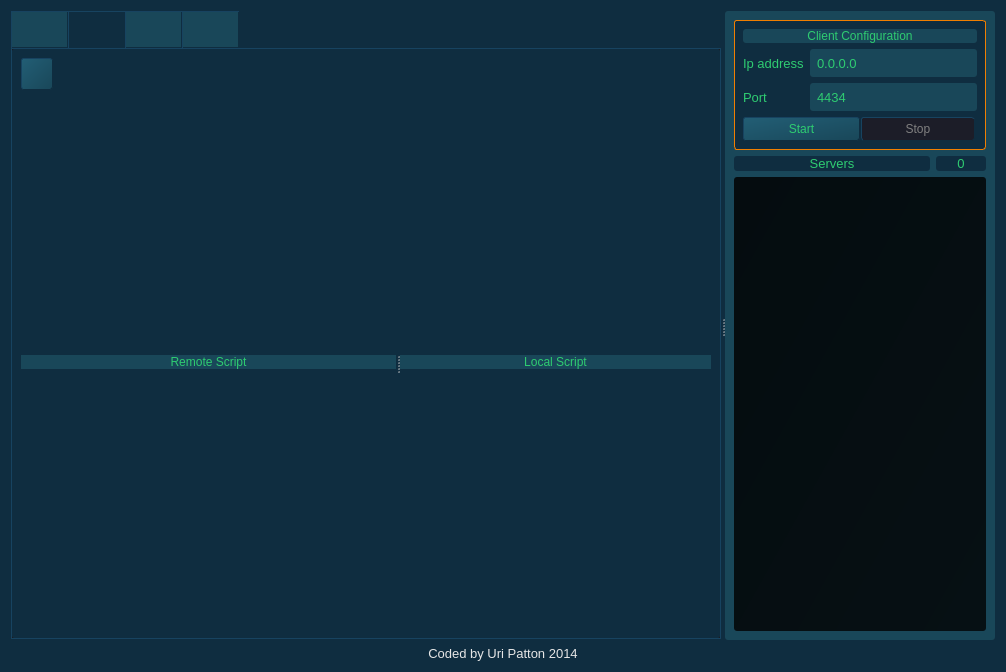
First picture: the form in SOURCE/GUI.ui, repository pavliqs/Mirakuru, before the edit.
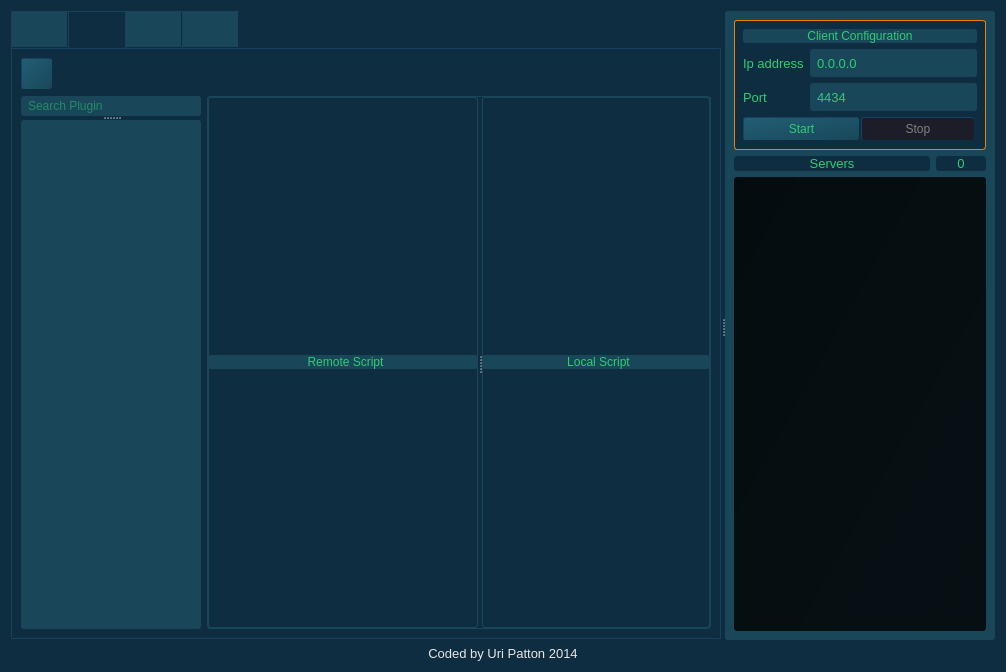
Second picture: the form after the edit. The open tabs and pages were chosen to show the change. Icons and pictures are not drawn.

Commit message: add plugins list & search widgets

Diff of the .ui file:
```diff
--- a/SOURCE/GUI.ui
+++ b/SOURCE/GUI.ui
@@ -180,7 +180,143 @@
           <string/>
          </attribute>
          <layout class="QGridLayout" name="gridLayout_2">
-          <item row="0" column="0">
+          <item row="1" column="0">
+           <widget class="QSplitter" name="plugins">
+            <property name="minimumSize">
+             <size>
+              <width>180</width>
+              <height>0</height>
+             </size>
+            </property>
+            <property name="maximumSize">
+             <size>
+              <width>180</width>
+              <height>16777215</height>
+             </size>
+            </property>
+            <property name="orientation">
+             <enum>Qt::Vertical</enum>
+            </property>
+            <widget class="QLineEdit" name="pluginsSearchEdit">
+             <property name="maximumSize">
+              <size>
+               <width>16777215</width>
+               <height>20</height>
+              </size>
+             </property>
+             <property name="styleSheet">
+              <string notr="true">background-color:#194759;
+border: none;
+padding-left: 5px;</string>
+             </property>
+             <property name="text">
+              <string/>
+             </property>
+             <property name="placeholderText">
+              <string>Search Plugin</string>
+             </property>
+            </widget>
+            <widget class="QListWidget" name="pluginsList">
+             <property name="maximumSize">
+              <size>
+               <width>180</width>
+               <height>16777215</height>
+              </size>
+             </property>
+             <property name="styleSheet">
+              <string notr="true">background-color:#194759;
+border: none;
+padding-left: 5px;</string>
+             </property>
+            </widget>
+           </widget>
+          </item>
+          <item row="1" column="1">
+           <widget class="QSplitter" name="splitter">
+            <property name="styleSheet">
+             <string notr="true">border: 1px solid;
+border-color:#194759;</string>
+            </property>
+            <property name="orientation">
+             <enum>Qt::Horizontal</enum>
+            </property>
+            <widget class="QWidget" name="layoutWidget">
+             <layout class="QVBoxLayout" name="verticalLayout">
+              <item>
+               <widget class="QLabel" name="remoteScriptLabel">
+                <property name="minimumSize">
+                 <size>
+                  <width>0</width>
+                  <height>14</height>
+                 </size>
+                </property>
+                <property name="maximumSize">
+                 <size>
+                  <width>16777215</width>
+                  <height>14</height>
+                 </size>
+                </property>
+                <property name="styleSheet">
+                 <string notr="true">background-color:#194759;
+border: none;
+padding-left: 5px;</string>
+                </property>
+                <property name="text">
+                 <string>Remote Script</string>
+                </property>
+                <property name="textFormat">
+                 <enum>Qt::AutoText</enum>
+                </property>
+                <property name="alignment">
+                 <set>Qt::AlignCenter</set>
+                </property>
+               </widget>
+              </item>
+              <item>
+               <layout class="QVBoxLayout" name="LeditorLayout"/>
+              </item>
+             </layout>
+            </widget>
+            <widget class="QWidget" name="layoutWidget">
+             <layout class="QVBoxLayout" name="verticalLayout_2">
+              <item>
+               <widget class="QLabel" name="localScriptLabel">
+                <property name="minimumSize">
+                 <size>
+                  <width>0</width>
+                  <height>14</height>
+                 </size>
+                </property>
+                <property name="maximumSize">
+                 <size>
+                  <width>16777215</width>
+                  <height>14</height>
+                 </size>
+                </property>
+                <property name="styleSheet">
+                 <string notr="true">background-color:#194759;
+border: none;
+padding-left: 5px;</string>
+                </property>
+                <property name="text">
+                 <string>Local Script</string>
+                </property>
+                <property name="textFormat">
+                 <enum>Qt::AutoText</enum>
+                </property>
+                <property name="alignment">
+                 <set>Qt::AlignCenter</set>
+                </property>
+               </widget>
+              </item>
+              <item>
+               <layout class="QVBoxLayout" name="ReditorLayout"/>
+              </item>
+             </layout>
+            </widget>
+           </widget>
+          </item>
+          <item row="0" column="0" colspan="2">
            <layout class="QHBoxLayout" name="horizontalLayout_3">
             <item>
              <widget class="QPushButton" name="executeButton">
@@ -242,85 +378,6 @@
             </item>
            </layout>
           </item>
-          <item row="1" column="0">
-           <widget class="QSplitter" name="splitter">
-            <property name="orientation">
-             <enum>Qt::Horizontal</enum>
-            </property>
-            <widget class="QWidget" name="layoutWidget">
-             <layout class="QVBoxLayout" name="verticalLayout">
-              <item>
-               <widget class="QLabel" name="remoteScriptLabel">
-                <property name="minimumSize">
-                 <size>
-                  <width>0</width>
-                  <height>14</height>
-                 </size>
-                </property>
-                <property name="maximumSize">
-                 <size>
-                  <width>16777215</width>
-                  <height>14</height>
-                 </size>
-                </property>
-                <property name="styleSheet">
-                 <string notr="true">background-color:#194759;
-border-radius: none;</string>
-                </property>
-                <property name="text">
-                 <string>Remote Script</string>
-                </property>
-                <property name="textFormat">
-                 <enum>Qt::AutoText</enum>
-                </property>
-                <property name="alignment">
-                 <set>Qt::AlignCenter</set>
-                </property>
-               </widget>
-              </item>
-              <item>
-               <layout class="QVBoxLayout" name="LeditorLayout"/>
-              </item>
-             </layout>
-            </widget>
-            <widget class="QWidget" name="layoutWidget">
-             <layout class="QVBoxLayout" name="verticalLayout_2">
-              <item>
-               <widget class="QLabel" name="localScriptLabel">
-                <property name="minimumSize">
-                 <size>
-                  <width>0</width>
-                  <height>14</height>
-                 </size>
-                </property>
-                <property name="maximumSize">
-                 <size>
-                  <width>16777215</width>
-                  <height>14</height>
-                 </size>
-                </property>
-                <property name="styleSheet">
-                 <string notr="true">background-color:#194759;
-border-radius: none;</string>
-                </property>
-                <property name="text">
-                 <string>Local Script</string>
-                </property>
-                <property name="textFormat">
-                 <enum>Qt::AutoText</enum>
-                </property>
-                <property name="alignment">
-                 <set>Qt::AlignCenter</set>
-                </property>
-               </widget>
-              </item>
-              <item>
-               <layout class="QVBoxLayout" name="ReditorLayout"/>
-              </item>
-             </layout>
-            </widget>
-           </widget>
-          </item>
          </layout>
         </widget>
         <widget class="QWidget" name="explorerTab">
```
The commit also changes 1 other file.
